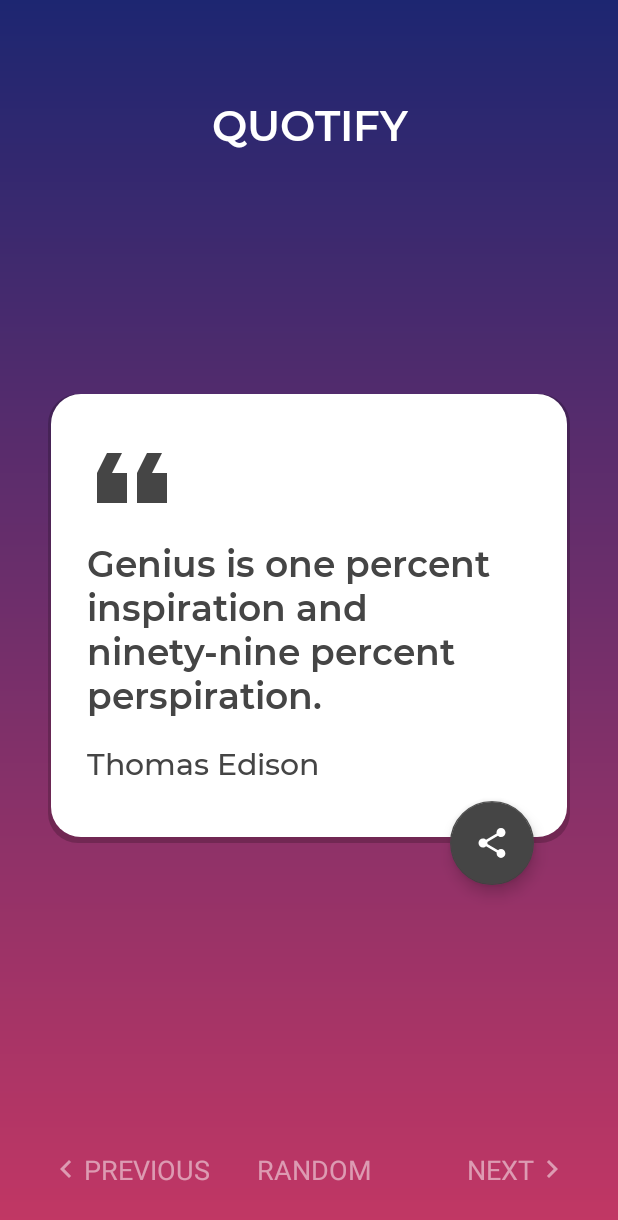
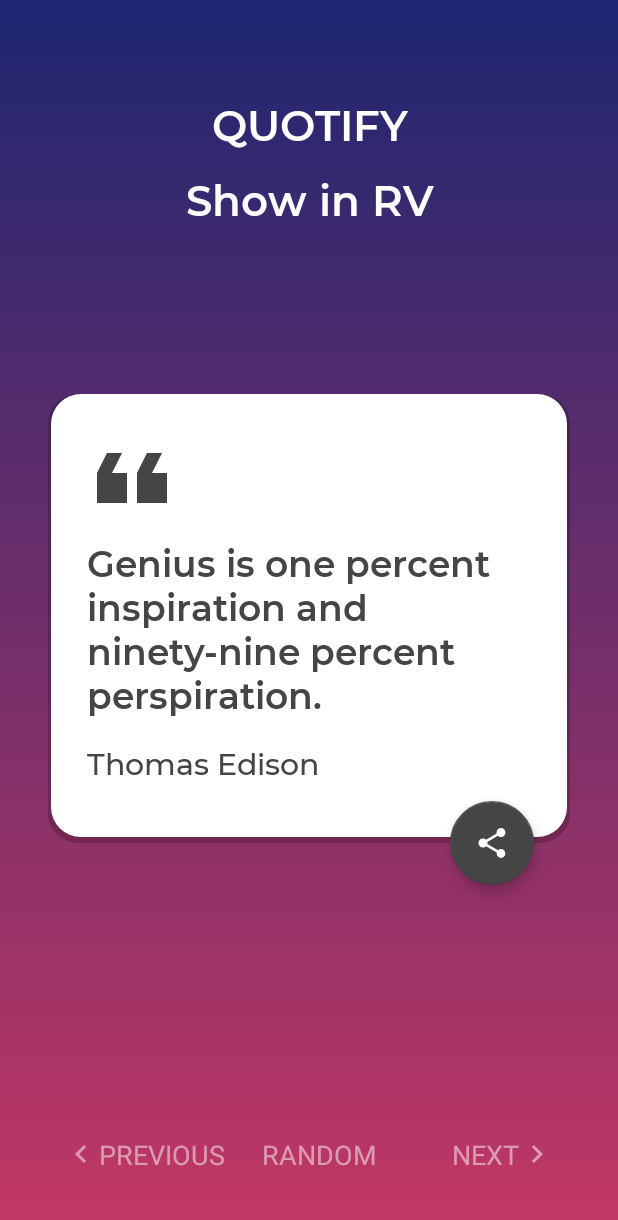
Before and after one commit to Utsav78/QuoteApp, an Android app: the screen it shows after launch (MainActivity), on a phone screen of 412 x 824 dp. Shown: the top 1220 px of the screen. Run offline under Robolectric (Android 15) with nearby library versions, the phone set to English and light mode, and no system bars.

Commit message:
parsing raw json to recycler view

```diff
--- a/app/src/main/AndroidManifest.xml
+++ b/app/src/main/AndroidManifest.xml
@@ -9,6 +9,9 @@
         android:roundIcon="@mipmap/ic_launcher_round"
         android:supportsRtl="true"
         android:theme="@style/Theme.QuoteApp">
+        <activity
+            android:name=".ListActivity"
+            android:exported="true" />
         <activity android:name=".MainActivity">
             <intent-filter>
                 <action android:name="android.intent.action.MAIN" />
--- a/app/src/main/java/com/example/quoteapp/MainActivity.kt
+++ b/app/src/main/java/com/example/quoteapp/MainActivity.kt
@@ -23,6 +23,7 @@ class MainActivity : AppCompatActivity() {
         mainViewModel = ViewModelProvider(this, MainViewModelFactory(application))
                         .get(MainViewModel::class.java)
         setQuote(mainViewModel.getQuote())
+
 
     }
 
@@ -52,4 +53,9 @@ class MainActivity : AppCompatActivity() {
         setQuote(mainViewModel.randomQuote())
     }
 
+    fun showInRecyclerView(view: View) {
+        val intent = Intent(this,ListActivity::class.java)
+        startActivity(intent)
+    }
+
 }
--- a/app/src/main/java/com/example/quoteapp/MainViewModel.kt
+++ b/app/src/main/java/com/example/quoteapp/MainViewModel.kt
@@ -9,7 +9,7 @@ import java.nio.channels.AsynchronousFileChannel.open
 class MainViewModel(val context: Context) : ViewModel() {
     private val TAG = "MainViewModel"
 
-    private var quoteList: Array<Quote> = emptyArray()
+    var quoteList: Array<Quote> = emptyArray()
     private var quoteSize : Int =0
     private var index = 0
 
--- a/app/src/main/res/layout/activity_main.xml
+++ b/app/src/main/res/layout/activity_main.xml
@@ -11,6 +11,7 @@
     tools:context=".MainActivity">
 
     <TextView
+        android:id="@+id/textView"
         android:layout_width="match_parent"
         android:layout_height="wrap_content"
         android:layout_marginTop="32dp"
@@ -22,6 +23,20 @@
         app:layout_constraintEnd_toEndOf="parent"
         app:layout_constraintStart_toStartOf="parent"
         app:layout_constraintTop_toTopOf="parent" />
+
+    <TextView
+        android:layout_width="match_parent"
+        android:layout_height="wrap_content"
+        android:layout_marginTop="12dp"
+        android:fontFamily="@font/montserrat_semibold"
+        android:text="Show in RV"
+        android:textAlignment="center"
+        android:onClick="showInRecyclerView"
+        android:textColor="#FFF"
+        android:textSize="28sp"
+        app:layout_constraintEnd_toEndOf="parent"
+        app:layout_constraintStart_toStartOf="parent"
+        app:layout_constraintTop_toBottomOf="@+id/textView" />
 
     <LinearLayout
         android:id="@+id/linearLayout"
@@ -74,6 +89,7 @@
         android:layout_width="match_parent"
         android:layout_height="wrap_content"
         android:orientation="horizontal"
+        android:padding="10dp"
         app:layout_constraintBottom_toBottomOf="parent"
         app:layout_constraintEnd_toEndOf="parent"
         app:layout_constraintStart_toStartOf="parent">
@@ -83,33 +99,33 @@
             android:layout_height="wrap_content"
             android:layout_weight="1"
             android:drawableStart="@drawable/ic_left_arrow"
-            android:drawableTint="#80FFFFFF"
             android:text="PREVIOUS"
             android:onClick="onPrevious"
             android:textColor="#80FFFFFF"
-            android:textSize="18sp" />
+            android:textSize="18sp"
+            app:drawableTint="#80FFFFFF" />
 
         <TextView
             android:layout_width="wrap_content"
             android:layout_height="wrap_content"
             android:layout_weight="1"
-            android:drawableTint="#80FFFFFF"
             android:text="RANDOM"
             android:onClick="onRandom"
             android:textColor="#80FFFFFF"
-            android:textSize="18sp" />
+            android:textSize="18sp"
+            app:drawableTint="#80FFFFFF" />
 
         <TextView
             android:layout_width="wrap_content"
             android:layout_height="wrap_content"
             android:layout_weight="1"
-            android:drawableEnd="@drawable/ic_arrow"
-            android:drawableTint="#80FFFFFF"
             android:text="NEXT"
             android:onClick="onNext"
             android:textAlignment="textEnd"
             android:textColor="#80FFFFFF"
-            android:textSize="18sp" />
+            android:textSize="18sp"
+            app:drawableTint="#80FFFFFF"
+            app:drawableEndCompat="@drawable/ic_arrow" />
     </LinearLayout>
 
     <com.google.android.material.floatingactionbutton.FloatingActionButton
@@ -117,14 +133,15 @@
         android:layout_width="wrap_content"
         android:layout_height="wrap_content"
         android:clickable="true"
-        android:layout_marginRight="24dp"
+        android:layout_marginEnd="24dp"
         app:backgroundTint="#454545"
         android:onClick="onShare"
         android:foregroundTint="#FFF"
         app:layout_constraintBottom_toBottomOf="@+id/linearLayout"
         app:layout_constraintEnd_toEndOf="@+id/linearLayout"
         app:layout_constraintTop_toBottomOf="@+id/linearLayout"
-        app:srcCompat="@drawable/ic_share" />
+        app:srcCompat="@drawable/ic_share"
+        android:focusable="true" />
 
 
 </androidx.constraintlayout.widget.ConstraintLayout>
--- a/build.gradle
+++ b/build.gradle
@@ -1,12 +1,12 @@
 // Top-level build file where you can add configuration options common to all sub-projects/modules.
 buildscript {
-    ext.kotlin_version = "1.5.20"
+    ext.kotlin_version = "1.5.21"
     repositories {
         google()
         mavenCentral()
     }
     dependencies {
-        classpath "com.android.tools.build:gradle:4.2.2"
+        classpath 'com.android.tools.build:gradle:7.0.0'
         classpath "org.jetbrains.kotlin:kotlin-gradle-plugin:$kotlin_version"
 
         // NOTE: Do not place your application dependencies here; they belong
```
Also changed, not shown: app/build.gradle (+6 -6 lines), app/src/main/java/com/example/quoteapp/ListActivity.kt (added, +32 -0 lines), app/src/main/java/com/example/quoteapp/QuotesAdapter.kt (added, +31 -0 lines), app/src/main/res/layout/activity_list.xml (added, +21 -0 lines), app/src/main/res/layout/quote_list.xml (added, +29 -0 lines), gradle/wrapper/gradle-wrapper.properties.
